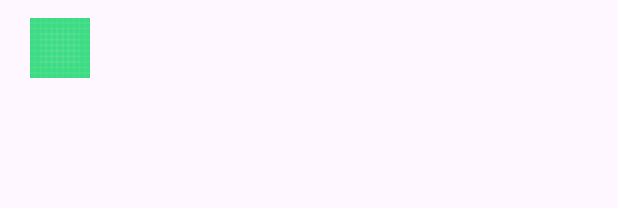
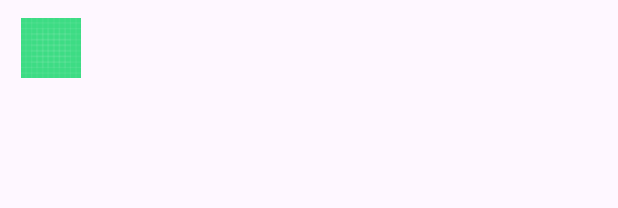
Before and after one commit to Vrenzy092/TeenToon, an Android app: the layout item_message.xml on its own in the app's theme, with its tools: preview values and no code run, on a phone screen of 412 x 824 dp. Shown: the top 208 px of the screen. Run offline under Robolectric (Android 15) with nearby library versions, the phone set to English and light mode, and no system bars.

Commit message:
first commit

```diff
--- a/app/src/main/AndroidManifest.xml
+++ b/app/src/main/AndroidManifest.xml
@@ -18,7 +18,8 @@
         tools:targetApi="31">
         <activity
             android:name=".nav.com.ChatRoomActivity"
-            android:exported="false" />
+            android:exported="false"
+            android:windowSoftInputMode="adjustResize" />
         <activity
             android:name=".nav.com.AddMemberActivity"
             android:exported="false" />
--- a/app/src/main/res/layout/item_message.xml
+++ b/app/src/main/res/layout/item_message.xml
@@ -8,11 +8,12 @@
     <LinearLayout
         android:layout_width="0dp"
         android:layout_height="wrap_content"
-        android:layout_marginStart="8dp"
-        android:layout_marginEnd="8dp"
+        android:layout_marginStart="2dp"
+        android:layout_marginEnd="2dp"
         android:orientation="horizontal"
+        app:layout_constraintEnd_toEndOf="parent"
+        app:layout_constraintHorizontal_bias="0.0"
         app:layout_constraintStart_toStartOf="parent"
-        app:layout_constraintEnd_toEndOf="parent"
         app:layout_constraintTop_toTopOf="parent">
 
         <ImageView
@@ -35,19 +36,19 @@
                 android:layout_width="wrap_content"
                 android:layout_height="wrap_content"
                 android:textColor="#000"
-                android:textStyle="bold"
-                android:textSize="14sp" />
+                android:textSize="14sp"
+                android:textStyle="bold" />
 
             <TextView
                 android:id="@+id/tvText"
                 android:layout_width="wrap_content"
                 android:layout_height="wrap_content"
-                android:textColor="#333"
-                android:textSize="14sp"
                 android:layout_marginTop="4dp"
                 android:layout_marginBottom="8dp"
+                android:ellipsize="end"
                 android:maxLines="10"
-                android:ellipsize="end" />
+                android:textColor="#333"
+                android:textSize="14sp" />
         </LinearLayout>
     </LinearLayout>
 </androidx.constraintlayout.widget.ConstraintLayout>
```
Also changed, not shown: app/src/main/java/com/example/teentoon/nav/com/ChatRoomActivity.kt (+7 -0 lines), app/src/main/res/layout/activity_chat_room.xml (+29 -22 lines).
